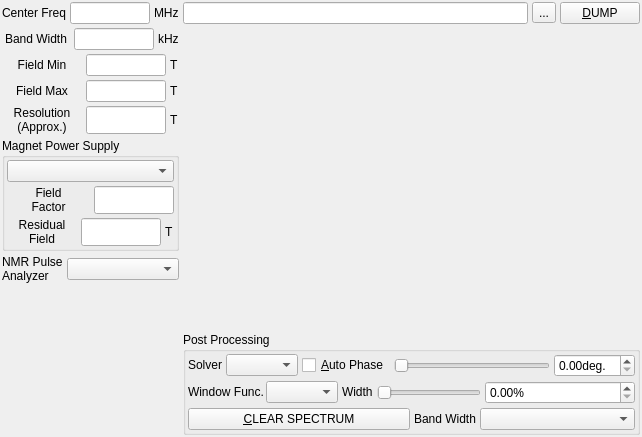
Above: modules/nmr/nmrspectrumform.ui from northriv/KAME before the change. Below: the same form after it.
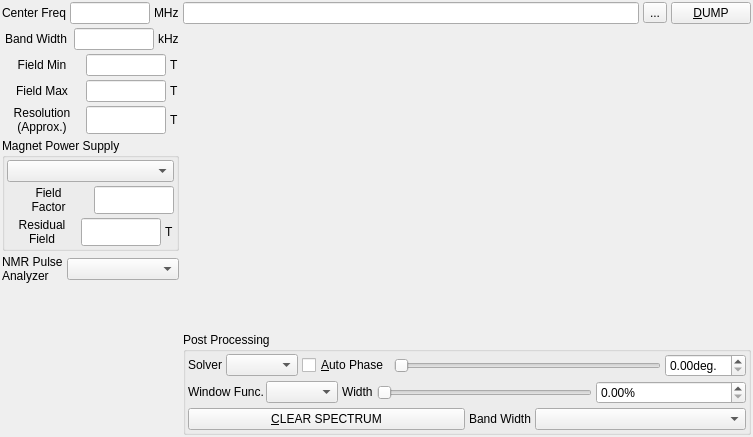
That is the form after the change. Custom widgets are drawn as their Qt base class.

What changed in the file:
```diff
--- a/modules/nmr/nmrspectrumform.ui
+++ b/modules/nmr/nmrspectrumform.ui
@@ -6,7 +6,7 @@
    <rect>
     <x>0</x>
     <y>0</y>
-    <width>642</width>
+    <width>753</width>
     <height>437</height>
    </rect>
   </property>
```
Left out of the diff: 14 changed lines with no effect on the pictures. Lines whose indentation alone changed are shown as unchanged.
